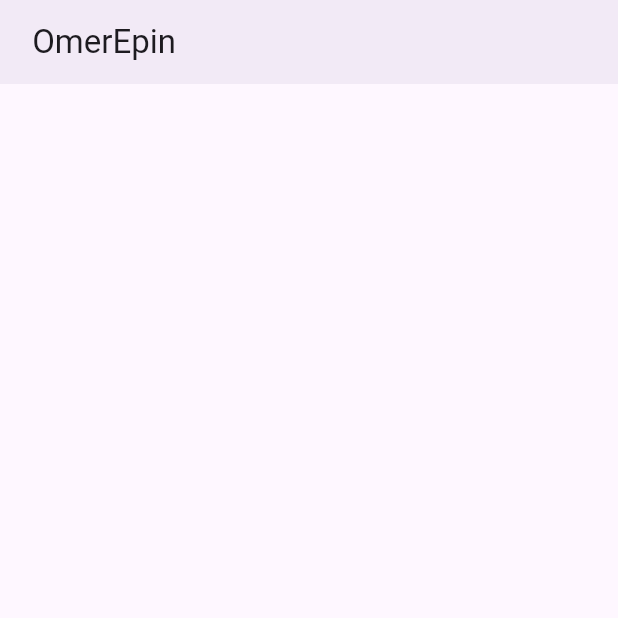
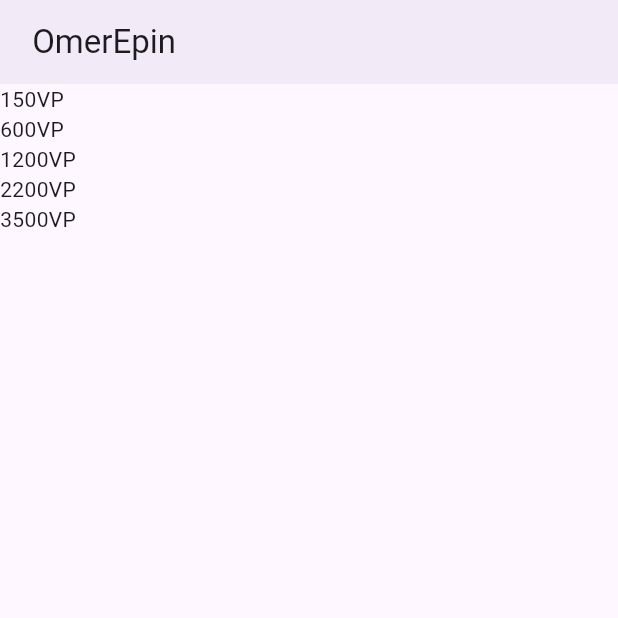
Before and after one commit to Omerkurtt/myapp, a Flutter app: the screen it shows after launch, on a phone screen of 412 x 824 dp, the top half of it. Run offline on Flutter 3.47's test engine with Material 3 defaults, Android fonts, the phone set to English and light mode, and no system bars.

Commit message:
ürün isimleri lıstelendı

```diff
--- a/lib/ Epın.dart
+++ b/lib/ Epın.dart
@@ -1,15 +1,13 @@
-class fiyatlar{
+class Urunler {
   String urunadi;
   String urunfotografi;
 
-  fiyatlar(this.urunadi,this.urunfotografi);
-  static List<fiyatlar> urunler=[
-    fiyatlar("150VP"," 1.png "),
-    fiyatlar("600VP"," 2.png "),
-    fiyatlar("1200VP"," 3.png "),
-    fiyatlar("2200VP","4.png "),
-    fiyatlar("3500VP","5.png "),
-
+  Urunler(this.urunadi, this.urunfotografi);
+  static List<Urunler> urunler = [
+    Urunler("150VP", " 1.png "),
+    Urunler("600VP", " 2.png "),
+    Urunler("1200VP", " 3.png "),
+    Urunler("2200VP", "4.png "),
+    Urunler("3500VP", "5.png "),
   ];
-
 }
--- a/lib/main.dart
+++ b/lib/main.dart
@@ -1,4 +1,7 @@
+import 'dart:ui';
+
 import 'package:flutter/material.dart';
+import 'package:myapp/%20Ep%C4%B1n.dart';
 
 void main() {
   runApp(const OmerEpin());
@@ -31,8 +34,6 @@ class MyHomePage extends StatefulWidget {
 }
 
 class _MyHomePageState extends State<MyHomePage> {
-  int _counter = 0;
-
   @override
   Widget build(BuildContext context) {
     return Scaffold(
@@ -41,7 +42,14 @@ class _MyHomePageState extends State<MyHomePage> {
         //backgroundColor: Theme.of(context).colorScheme.inversePrimary,
         title: Text(widget.title),
       ),
-      body: SafeArea(child: Container()),
+      body: SafeArea(
+        child: ListView.builder(
+          itemCount: Urunler.urunler.length,
+          itemBuilder: (context, index) {
+            return Text(Urunler.urunler[index].urunadi);
+          },
+        ),
+      ),
     );
   }
 }
```
